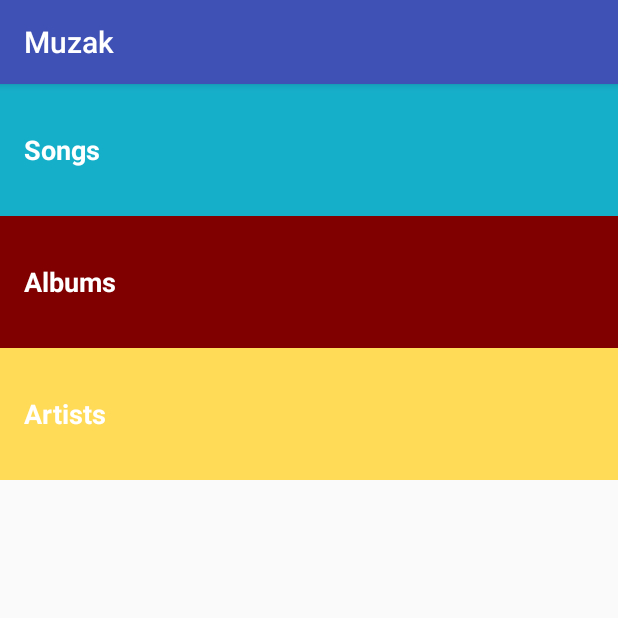
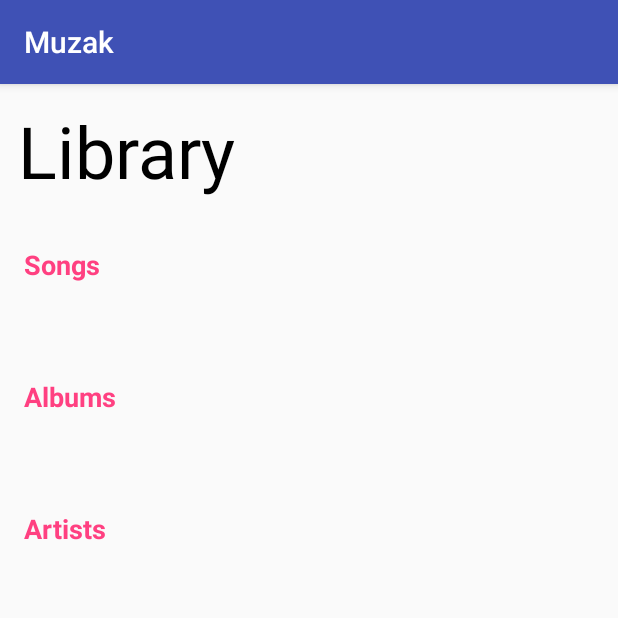
Before and after one commit to patrickjkennedy/Muzak, an Android app: the screen it shows after launch (MainActivity), on a phone screen of 412 x 824 dp, the top half of it. Run offline under Robolectric (Android 15) with nearby library versions, the phone set to English and light mode, and no system bars.

Commit message:
redesigned main activity xml

```diff
--- a/app/src/main/res/layout/activity_main.xml
+++ b/app/src/main/res/layout/activity_main.xml
@@ -6,23 +6,28 @@
     android:layout_height="match_parent"
     android:orientation="vertical"
     tools:context="com.example.android.muzak.MainActivity">
+    <TextView
+        android:layout_width="wrap_content"
+        android:layout_height="wrap_content"
+        android:text="@string/library"
+        android:textSize="48sp"
+        android:paddingTop="12dp"
+        android:paddingLeft="12dp"
+        android:textColor="@android:color/black"/>
 
     <TextView
         style="@style/CategoryStyle"
         android:id="@+id/songs"
-        android:text="@string/songs"
-        android:background="@color/category_songs"/>
+        android:text="@string/songs"/>
 
     <TextView
         style="@style/CategoryStyle"
         android:id="@+id/albums"
-        android:text="@string/albums"
-        android:background="@color/category_albums"/>
+        android:text="@string/albums"/>
 
     <TextView
         style="@style/CategoryStyle"
         android:id="@+id/artists"
-        android:text="@string/artists"
-        android:background="@color/category_artists"/>
+        android:text="@string/artists"/>
 
 </LinearLayout>
--- a/app/src/main/res/values/strings.xml
+++ b/app/src/main/res/values/strings.xml
@@ -3,4 +3,5 @@
     <string name="songs">Songs</string>
     <string name="albums">Albums</string>
     <string name="artists">Artists</string>
+    <string name="library">Library</string>
 </resources>
--- a/app/src/main/res/values/styles.xml
+++ b/app/src/main/res/values/styles.xml
@@ -14,7 +14,7 @@
         <item name="android:layout_height">@dimen/list_item_height</item>
         <item name="android:gravity">center_vertical</item>
         <item name="android:padding">16dp</item>
-        <item name="android:textColor">@android:color/white</item>
+        <item name="android:textColor">@color/colorAccent</item>
         <item name="android:textStyle">bold</item>
         <item name="android:textAppearance">?android:textAppearanceMedium</item>
     </style>
```
